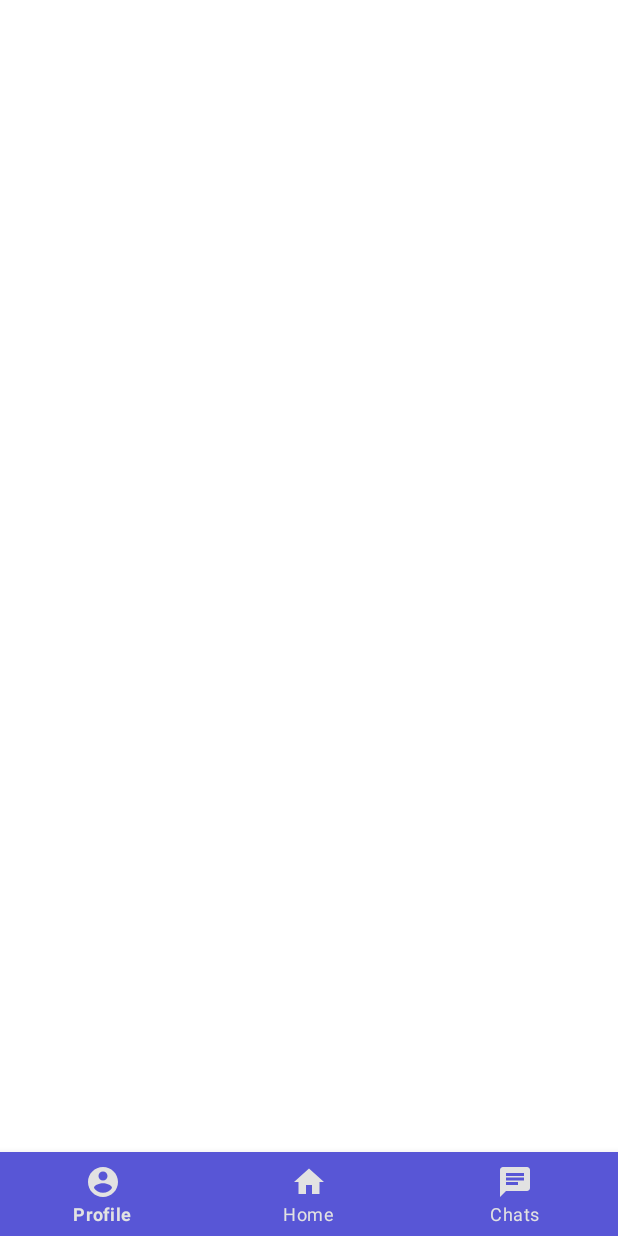
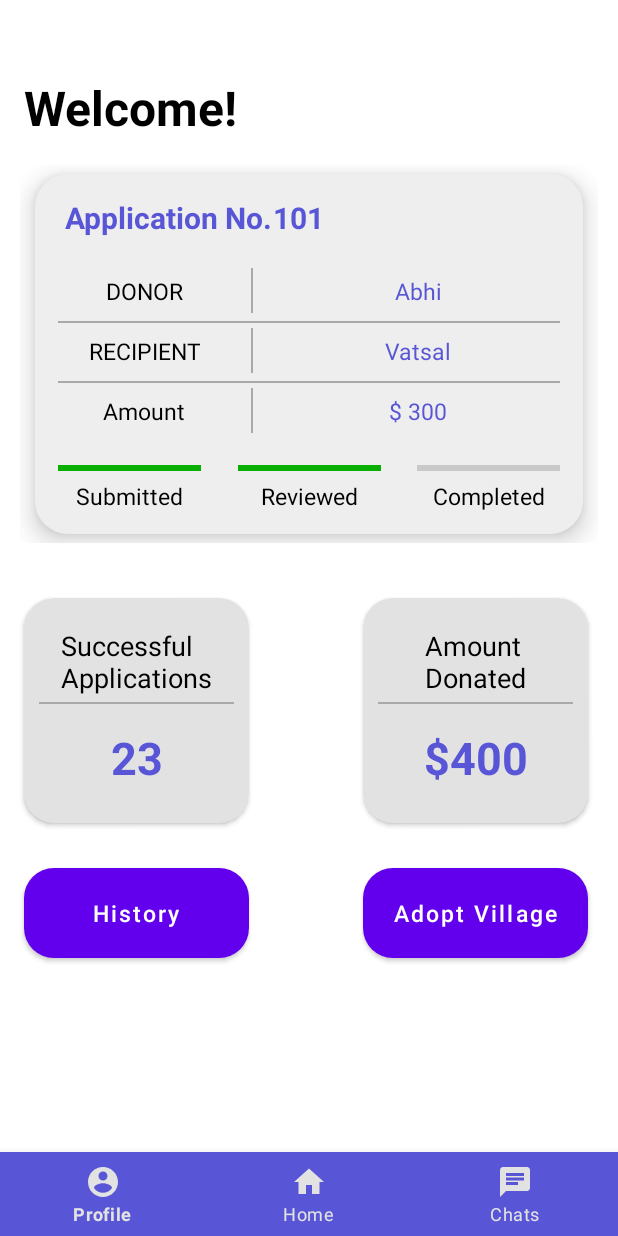
Before and after one commit to adoptvillage/bridge-android, an Android app: the DashboardActivity screen opened directly, with no data from a screen before it, on a phone screen of 412 x 824 dp. Run offline under Robolectric (Android 15) with nearby library versions, the phone set to English and light mode, and no system bars.

Commit message:
merge conflict resolved

```diff
--- a/app/src/main/java/com/adoptvillage/bridge/activity/DashboardActivity.kt
+++ b/app/src/main/java/com/adoptvillage/bridge/activity/DashboardActivity.kt
@@ -5,9 +5,9 @@ import android.content.SharedPreferences
 import androidx.appcompat.app.AppCompatActivity
 import android.os.Bundle
 import com.adoptvillage.bridge.fragment.ChatFragment
-import com.adoptvillage.bridge.fragment.HomeFragment
 import com.adoptvillage.bridge.fragment.ProfileFragment
 import com.adoptvillage.bridge.R
+import com.adoptvillage.bridge.fragment.HomeFragment
 import kotlinx.android.synthetic.main.activity_dashboard.*
 
 /* DASHBOARD ACTIVITY
--- a/app/src/main/java/com/adoptvillage/bridge/fragment/HomeFragment.kt
+++ b/app/src/main/java/com/adoptvillage/bridge/fragment/HomeFragment.kt
@@ -1,4 +1,4 @@
-package com.adoptvillage.bridge.Fragment
+package com.adoptvillage.bridge.fragment
 
 import android.app.ActionBar
 import android.os.Bundle
@@ -7,6 +7,7 @@ import androidx.fragment.app.Fragment
 import android.view.LayoutInflater
 import android.view.View
 import android.view.ViewGroup
+import androidx.transition.TransitionInflater
 import androidx.viewpager.widget.ViewPager
 import com.adoptvillage.bridge.Models.CardAdapter
 import com.adoptvillage.bridge.Models.CardModel
@@ -17,9 +18,14 @@ import kotlinx.android.synthetic.main.fragment_home.*
 class HomeFragment : Fragment() {
 
 
-    private lateinit var CardModelList: ArrayList<CardModel>
+    private lateinit var cardModelList: ArrayList<CardModel>
     private lateinit var cardAdapter: CardAdapter
 
+    override fun onCreate(savedInstanceState: Bundle?) {
+        super.onCreate(savedInstanceState)
+        val inflater = TransitionInflater.from(requireContext())
+        enterTransition = inflater.inflateTransition(R.transition.explode)
+    }
 
     override fun onActivityCreated(savedInstanceState: Bundle?) {
         super.onActivityCreated(savedInstanceState)
@@ -29,17 +35,14 @@ class HomeFragment : Fragment() {
 
     private fun loadCards()
     {
-        CardModelList = ArrayList()
+        cardModelList = ArrayList()
 
-        CardModelList.add(CardModel("101","Abhi","Vatsal","300"))
-        CardModelList.add(CardModel("102","Ankit","Abhishek","500"))
-        CardModelList.add(CardModel("103","Raju","Rasmeet","1000"))
-        CardModelList.add(CardModel("104","Humraz","John Doe","400"))
-
-        cardAdapter = activity?.let { CardAdapter(it,CardModelList) }!!
-
+        cardModelList.add(CardModel("101","Abhi","Vatsal","300"))
+        cardModelList.add(CardModel("102","Ankit","Abhishek","500"))
+        cardModelList.add(CardModel("103","Raju","Rasmeet","1000"))
+        cardModelList.add(CardModel("104","Humraz","John Doe","400"))
+        cardAdapter = activity?.let { CardAdapter(it,cardModelList) }!!
         slideView.adapter = cardAdapter
-
         slideView.setPadding(20,10,20,10)
 
     }
--- a/app/src/main/res/layout/application_card.xml
+++ b/app/src/main/res/layout/application_card.xml
@@ -25,13 +25,12 @@
                 android:layout_height="wrap_content"
                 android:layout_marginStart="20dp"
                 android:layout_marginTop="15dp"
-                android:text="Application No."
+                android:text="@string/application_no"
                 android:textColor="@color/systemViolet"
                 android:textStyle="bold"
-                android:textSize="20dp"
+                android:textSize="20sp"
                 app:layout_constraintStart_toStartOf="parent"
-                app:layout_constraintTop_toTopOf="parent"
-                android:layout_marginLeft="20dp" />
+                app:layout_constraintTop_toTopOf="parent" />
 
             <TextView
                 android:id="@+id/applicationNumber"
@@ -39,7 +38,7 @@
                 android:layout_height="wrap_content"
                 android:text="123"
                 android:textStyle="bold"
-                android:textSize="20dp"
+                android:textSize="20sp"
                 android:gravity="center"
                 android:background="@drawable/et_bg"
                 android:textColor="@color/systemViolet"
@@ -53,8 +52,8 @@
                 android:id="@+id/textView9"
                 android:layout_width="wrap_content"
                 android:layout_height="40dp"
-                android:text="Donor"
-                android:textSize="15dp"
+                android:text="@string/donor"
+                android:textSize="15sp"
                 android:gravity="center"
                 android:textColor="#000"
 
@@ -67,9 +66,9 @@
                 android:id="@+id/textView10"
                 android:layout_width="wrap_content"
                 android:layout_height="40dp"
-                android:text="Recipient"
+                android:text="@string/recipient"
                 android:gravity="center"
-                android:textSize="15dp"
+                android:textSize="15sp"
                 android:textColor="#000"
                 app:layout_constraintBottom_toBottomOf="@+id/cardRecipient"
                 app:layout_constraintEnd_toStartOf="@+id/cardRecipient"
@@ -80,8 +79,8 @@
                 android:id="@+id/textView11"
                 android:layout_width="wrap_content"
                 android:layout_height="40dp"
-                android:text="Amount"
-                android:textSize="15dp"
+                android:text="@string/amount"
+                android:textSize="15sp"
                 android:textColor="#000"
                 android:gravity="center"
                 app:layout_constraintBottom_toBottomOf="@+id/cardAmount"
@@ -96,8 +95,9 @@
                 android:text="JohnDoe"
                 android:layout_marginTop="15dp"
                 android:gravity="center"
-                android:textSize="15dp"
-                android:paddingLeft="5dp"
+                android:textSize="15sp"
+                android:paddingStart="5dp"
+                android:paddingEnd="5dp"
                 android:textColor="@color/systemViolet"
                 android:layout_height="wrap_content"
                 app:layout_constraintEnd_toEndOf="parent"
@@ -110,13 +110,13 @@
                 android:layout_height="wrap_content"
                 android:background="@drawable/et_bg"
                 android:text="Jenny Doe"
-                android:paddingLeft="5dp"
-                android:textSize="15dp"
+                android:paddingStart="5dp"
+                android:paddingEnd="5dp"
+                android:textSize="15sp"
                 android:gravity="center"
                 android:textColor="@color/systemViolet"
                 app:layout_constraintTop_toBottomOf="@id/cardDonor"
-                app:layout_constraintEnd_toEndOf="parent"
-                ></TextView>
+                app:layout_constraintEnd_toEndOf="parent" />
 
             <TextView
                 android:id="@+id/cardAmount"
@@ -124,13 +124,13 @@
                 android:layout_height="wrap_content"
                 android:text="$400"
                 android:gravity="center"
-                android:paddingLeft="5dp"
+                android:paddingStart="5dp"
+                android:paddingEnd="5dp"
                 app:layout_constraintTop_toBottomOf="@id/cardRecipient"
                 app:layout_constraintEnd_toEndOf="parent"
-                android:textSize="15dp"
+                android:textSize="15sp"
                 android:background="@drawable/et_bg"
-                android:textColor="@color/systemViolet"
-                ></TextView>
+                android:textColor="@color/systemViolet" />
 
             <View
                 android:id="@+id/view"
@@ -141,7 +141,7 @@
                 android:layout_marginLeft="15dp"
                 app:layout_constraintStart_toStartOf="parent"
                 app:layout_constraintEnd_toEndOf="parent"
-                app:layout_constraintTop_toBottomOf="@id/cardDonor"></View>
+                app:layout_constraintTop_toBottomOf="@id/cardDonor" />
 
             <View
                 android:id="@+id/view3"
@@ -150,7 +150,7 @@
                 android:layout_marginBottom="5dp"
                 android:background="#a9a9a9"
                 app:layout_constraintBottom_toBottomOf="@+id/cardDonor"
-                app:layout_constraintEnd_toStartOf="@+id/cardDonor"></View>
+                app:layout_constraintEnd_toStartOf="@+id/cardDonor" />
 
             <View
                 android:layout_width="1dp"
@@ -158,7 +158,7 @@
                 android:background="#a9a9a9"
                 android:layout_marginBottom="5dp"
                 app:layout_constraintBottom_toBottomOf="@+id/cardAmount"
-                app:layout_constraintEnd_toStartOf="@+id/cardAmount"></View>
+                app:layout_constraintEnd_toStartOf="@+id/cardAmount" />
 
             <View
                 android:layout_width="1dp"
@@ -166,7 +166,7 @@
                 android:background="#a9a9a9"
                 android:layout_marginBottom="5dp"
                 app:layout_constraintBottom_toBottomOf="@+id/cardRecipient"
-                app:layout_constraintEnd_toStartOf="@+id/cardRecipient"></View>
+                app:layout_constraintEnd_toStartOf="@+id/cardRecipient" />
 
             <View
                 android:id="@+id/view2"
@@ -177,7 +177,7 @@
                 android:background="#a9a9a9"
                 app:layout_constraintEnd_toEndOf="parent"
                 app:layout_constraintStart_toStartOf="parent"
-                app:layout_constraintTop_toBottomOf="@id/cardRecipient"></View>
+                app:layout_constraintTop_toBottomOf="@id/cardRecipient" />
 
             <ProgressBar
                 android:id="@+id/submitProgress"
@@ -192,11 +192,9 @@
             <TextView
                 android:layout_width="wrap_content"
                 android:layout_height="wrap_content"
-                android:text="Submitted"
-                android:textSize="15dp"
+                android:text="@string/submitted"
+                android:textSize="15sp"
                 android:textColor="#000"
-
-
                 app:layout_constraintTop_toBottomOf="@id/submitProgress"
                 app:layout_constraintStart_toStartOf="@id/submitProgress"
                 app:layout_constraintEnd_toEndOf="@id/submitProgress"
@@ -217,9 +215,9 @@
                 android:id="@+id/textView12"
                 android:layout_width="wrap_content"
                 android:layout_height="wrap_content"
-                android:text="Reviewed"
+                android:text="@string/reviewed"
                 android:textColor="#000"
-                android:textSize="15dp"
+                android:textSize="15sp"
                 app:layout_constraintEnd_toEndOf="@id/reviewProgress"
                 app:layout_constraintStart_toStartOf="@id/reviewProgress"
                 app:layout_constraintTop_toBottomOf="@id/reviewProgress" />
@@ -236,8 +234,8 @@
             <TextView
                 android:layout_width="wrap_content"
                 android:layout_height="wrap_content"
-                android:text="Completed"
-                android:textSize="15dp"
+                android:text="@string/completed"
+                android:textSize="15sp"
                 android:textColor="#000"
                 app:layout_constraintTop_toBottomOf="@id/completedProgress"
                 app:layout_constraintStart_toStartOf="@id/completedProgress"
--- a/app/src/main/res/layout/fragment_home.xml
+++ b/app/src/main/res/layout/fragment_home.xml
@@ -4,19 +4,19 @@
     android:layout_width="match_parent"
     android:layout_height="match_parent"
     xmlns:app="http://schemas.android.com/apk/res-auto"
-    tools:context=".Fragment.HomeFragment">
+    tools:context=".fragment.HomeFragment">
 
 
 
     <TextView
-        android:id="@+id/welcome"
+        android:id="@+id/tvWelcome"
         android:layout_width="wrap_content"
         android:layout_height="wrap_content"
-        android:text="Welcome!"
+        android:text="@string/welcome"
         android:textColor="#000000"
-        android:textSize="30dp"
+        android:textSize="32sp"
         android:textStyle="bold"
-        android:layout_marginLeft="20dp"
+        android:layout_marginStart="16dp"
         android:layout_marginTop="50dp"
         app:layout_constraintStart_toStartOf="parent"
         app:layout_constraintTop_toTopOf="parent" />
@@ -30,7 +30,7 @@
         android:overScrollMode="never"
         android:foregroundGravity="center"
         android:background="@android:color/transparent"
-        app:layout_constraintTop_toBottomOf="@id/welcome"
+        app:layout_constraintTop_toBottomOf="@id/tvWelcome"
         />
 
 
@@ -42,8 +42,8 @@
         app:cardBackgroundColor="#E2E2E2"
         android:layout_marginTop="30dp"
         app:cardCornerRadius="20dp"
-        android:layout_marginLeft="0dp"
-        app:layout_constraintStart_toStartOf="@id/welcome"
+        android:layout_marginStart="0dp"
+        app:layout_constraintStart_toStartOf="@id/tvWelcome"
         app:layout_constraintTop_toBottomOf="@id/slideView"
         >
 
@@ -56,10 +56,10 @@
                 android:layout_width="wrap_content"
                 android:layout_height="wrap_content"
                 android:layout_marginTop="19dp"
-                android:text="Successful\nApplications"
+                android:text="@string/successful_napplications"
                 android:textColor="#000"
                 android:background="@drawable/et_bg"
-                android:textSize="18dp"
+                android:textSize="18sp"
                 app:layout_constraintEnd_toEndOf="parent"
                 app:layout_constraintStart_toStartOf="parent"
                 app:layout_constraintTop_toTopOf="parent" />
@@ -83,7 +83,7 @@
                 android:text="23"
                 android:textColor="@color/systemViolet"
                 android:textStyle="bold"
-                android:textSize="30dp"
+                android:textSize="30sp"
                 android:layout_marginTop="15dp"
                 app:layout_constraintStart_toStartOf="@id/view4"
                 app:layout_constraintEnd_toEndOf="@id/view4"
@@ -100,7 +100,7 @@
         app:cardBackgroundColor="#E2E2E2"
         android:layout_marginTop="30dp"
         app:cardCornerRadius="20dp"
-        android:layout_marginRight="20dp"
+        android:layout_marginEnd="20dp"
         app:layout_constraintEnd_toEndOf="parent"
         app:layout_constraintTop_toBottomOf="@id/slideView"
         >
@@ -114,9 +114,9 @@
                 android:layout_width="wrap_content"
                 android:layout_height="wrap_content"
                 android:layout_marginTop="19dp"
-                android:text="Amount\nDonated"
+                android:text="@string/amount_ndonated"
                 android:textColor="#000"
-                android:textSize="18dp"
+                android:textSize="18sp"
                 app:layout_constraintEnd_toEndOf="parent"
                 app:layout_constraintStart_toStartOf="parent"
                 app:layout_constraintTop_toTopOf="parent" />
@@ -140,7 +140,7 @@
                 android:text="$400"
                 android:textColor="@color/systemViolet"
                 android:textStyle="bold"
-                android:textSize="30dp"
+                android:textSize="30sp"
                 android:layout_marginTop="15dp"
                 app:layout_constraintStart_toStartOf="@id/view5"
                 app:layout_constraintEnd_toEndOf="@id/view5"
@@ -156,9 +156,9 @@
         app:layout_constraintStart_toStartOf="@id/successCard"
         app:layout_constraintEnd_toEndOf="@id/successCard"
         android:textColor="#fff"
-        android:text="History"
+        android:text="@string/history"
         android:gravity="center"
-        android:textSize="15dp"
+        android:textSize="15sp"
         android:background="@drawable/btn_bg"
         android:layout_marginTop="30dp"
         android:textAllCaps="false"
@@ -171,10 +171,10 @@
         app:layout_constraintStart_toStartOf="@id/amountCard"
         app:layout_constraintEnd_toEndOf="@id/amountCard"
         android:textColor="#fff"
-        android:text="Adopt Village"
+        android:text="@string/adopt_village"
         android:gravity="center"
         android:background="@drawable/btn_bg"
-        android:textSize="15dp"
+        android:textSize="15sp"
         android:layout_marginTop="30dp"
         android:textAllCaps="false"
         />
--- a/app/src/main/res/menu/nav_menu.xml
+++ b/app/src/main/res/menu/nav_menu.xml
@@ -4,16 +4,16 @@
     <item
         android:id="@+id/ic_profile"
         android:icon="@drawable/ic_account_circle"
-        android:title="Profile"/>
+        android:title="@string/profile"/>
 
     <item
         android:id="@+id/ic_home"
         android:icon="@drawable/ic_home"
-        android:title="Home"/>
+        android:title="@string/home"/>
 
     <item
         android:id="@+id/ic_chats"
         android:icon="@drawable/ic_chats"
-        android:title="Chats"/>
+        android:title="@string/chats"/>
 
 </menu>
--- a/app/src/main/res/values/strings.xml
+++ b/app/src/main/res/values/strings.xml
@@ -30,4 +30,16 @@
     <string name="is_email_verified">isEmailVerified</string>
     <string name="is_profile_saved">isProfileSaved</string>
     <string name="save">Save</string>
+    <string name="welcome">Welcome!</string>
+    <string name="successful_napplications">Successful\nApplications</string>
+    <string name="amount_ndonated">Amount\nDonated</string>
+    <string name="history">History</string>
+    <string name="adopt_village">Adopt Village</string>
+    <string name="application_no">Application No.</string>
+    <string name="amount">Amount</string>
+    <string name="submitted">Submitted</string>
+    <string name="reviewed">Reviewed</string>
+    <string name="completed">Completed</string>
+    <string name="home">Home</string>
+    <string name="chats">Chats</string>
 </resources>
```
